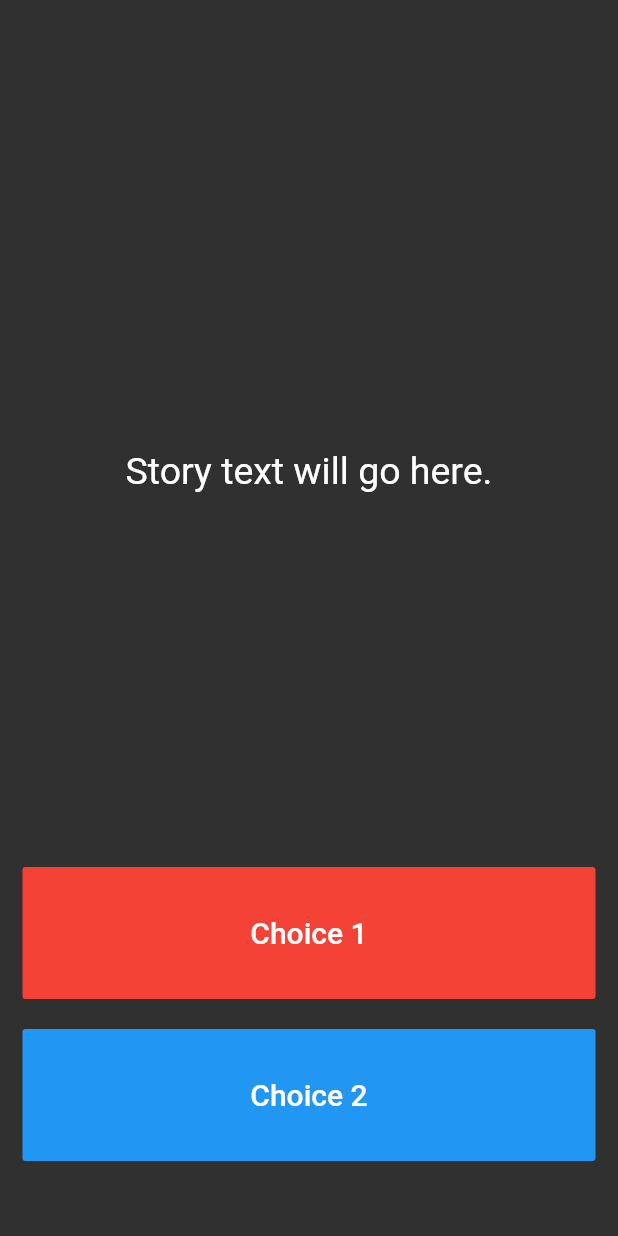
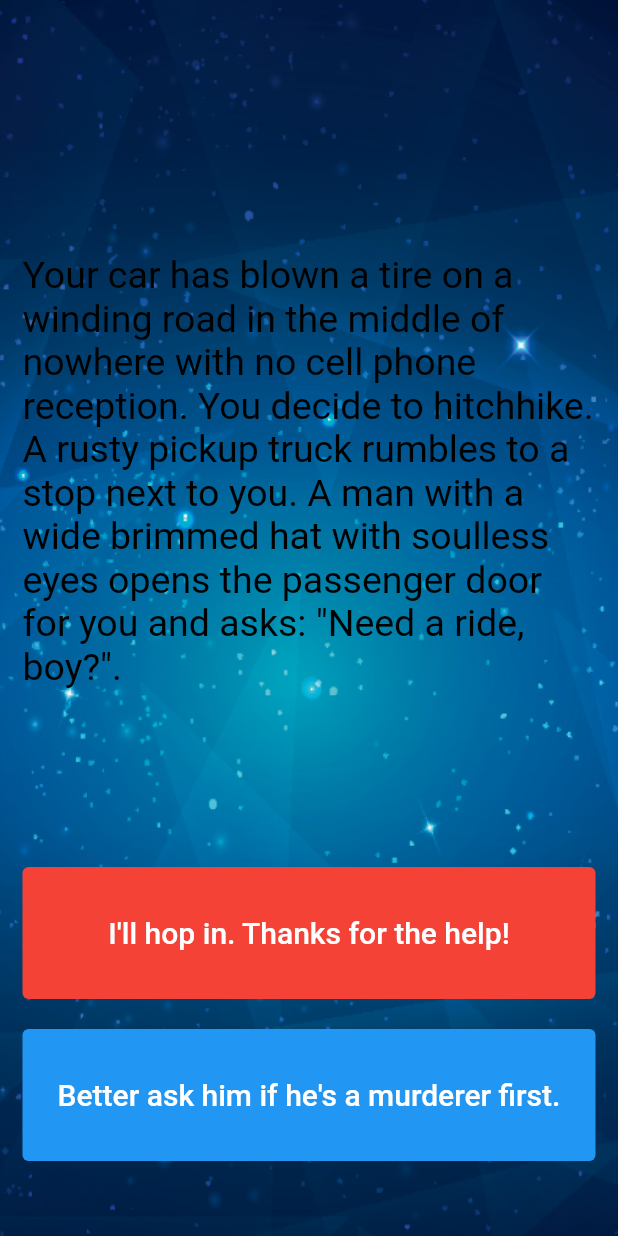
Before and after one commit to fontesrafa/Flutter-Udemy-AngelaYu, a Flutter app: the screen it shows after launch, on a phone screen of 412 x 824 dp. Run offline on Flutter 3.47's test engine with Material 2 defaults, Android fonts, the phone set to English and light mode, and no system bars; our stand-ins replace assets_audio_player.

Commit message:
Finished Destini Challenge project

```diff
--- a/destini_challenge/lib/main.dart
+++ b/destini_challenge/lib/main.dart
@@ -1,21 +1,26 @@
+import 'package:destini_challenge/story_brain.dart';
 import 'package:flutter/material.dart';
 
-//TODO: Step 15 - Run the app and see if you can see the screen update with the first story. Delete this TODO if it looks as you expected.
-
-void main() => runApp(Destini());
+void main() => runApp(const Destini());
 
 class Destini extends StatelessWidget {
+  const Destini({Key? key}) : super(key: key);
+
+  @override
   Widget build(BuildContext context) {
     return MaterialApp(
       theme: ThemeData.dark(),
-      home: StoryPage(),
+      home: const StoryPage(),
     );
   }
 }
 
-//TODO: Step 9 - Create a new storyBrain object from the StoryBrain class.
+StoryBrain storyBrain = StoryBrain();
 
 class StoryPage extends StatefulWidget {
+  const StoryPage({Key? key}) : super(key: key);
+
+  @override
   _StoryPageState createState() => _StoryPageState();
 }
 
@@ -23,10 +28,15 @@
   @override
   Widget build(BuildContext context) {
     return Scaffold(
-      body: Container(
-        //TODO: Step 1 - Add background.png to this Container as a background image.
-        padding: EdgeInsets.symmetric(vertical: 50.0, horizontal: 15.0),
-        constraints: BoxConstraints.expand(),
+      body: SafeArea(
+        child: Container(
+          decoration: const BoxDecoration(
+            image: DecorationImage(
+                image: AssetImage('assets/images/background.png'),
+                fit: BoxFit.fill),
+          ),
+          padding: const EdgeInsets.symmetric(vertical: 50.0, horizontal: 15.0),
+          constraints: const BoxConstraints.expand(),
           child: SafeArea(
             child: Column(
               crossAxisAlignment: CrossAxisAlignment.stretch,
@@ -35,9 +45,9 @@
                   flex: 12,
                   child: Center(
                     child: Text(
-                    //TODO: Step 10 - use the storyBrain to get the first story title and display it in this Text Widget.
-                    'Story text will go here.',
-                    style: TextStyle(
+                      storyBrain.getStory().storyTitle,
+                      style: const TextStyle(
+                        color: Colors.black,
                         fontSize: 25.0,
                       ),
                     ),
@@ -45,40 +55,47 @@
                 ),
                 Expanded(
                   flex: 2,
-                child: FlatButton(
-                  onPressed: () {
-                    //Choice 1 made by user.
-                    //TODO: Step 18 - Call the nextStory() method from storyBrain and pass the number 1 as the choice made by the user.
-                  },
-                  color: Colors.red,
+                  child: TextButton(
+                    style: TextButton.styleFrom(
+                      backgroundColor: Colors.red,
+                    ),
                     child: Text(
-                    //TODO: Step 13 - Use the storyBrain to get the text for choice 1.
-                    'Choice 1',
-                    style: TextStyle(
+                      storyBrain.getChoice1(),
+                      style: const TextStyle(
+                        color: Colors.white,
                         fontSize: 20.0,
                       ),
                     ),
+                    onPressed: () {
+                      setState(() {
+                        storyBrain.nextStory(1);
+                      });
+                    },
                   ),
                 ),
-              SizedBox(
+                const SizedBox(
                   height: 20.0,
                 ),
                 Expanded(
                   flex: 2,
-                //TODO: Step 26 - Use a Flutter Visibility Widget to wrap this FlatButton.
-                //TODO: Step 28 - Set the "visible" property of the Visibility Widget to equal the output from the buttonShouldBeVisible() method in the storyBrain.
-                child: FlatButton(
-                  onPressed: () {
-                    //Choice 2 made by user.
-                    //TODO: Step 19 - Call the nextStory() method from storyBrain and pass the number 2 as the choice made by the user.
-                  },
-                  color: Colors.blue,
+                  child: Visibility(
+                    visible: storyBrain.buttonShouldBeVisible(),
+                    child: TextButton(
+                      style: TextButton.styleFrom(
+                        backgroundColor: Colors.blue,
+                      ),
                       child: Text(
-                    //TODO: Step 14 - Use the storyBrain to get the text for choice 2.
-                    'Choice 2',
-                    style: TextStyle(
+                        storyBrain.getChoice2(),
+                        style: const TextStyle(
+                          color: Colors.white,
                           fontSize: 20.0,
                         ),
+                      ),
+                      onPressed: () {
+                        setState(() {
+                          storyBrain.nextStory(2);
+                        });
+                      },
                     ),
                   ),
                 ),
@@ -86,10 +103,7 @@
             ),
           ),
         ),
+      ),
     );
   }
 }
-
-//TODO: Step 24 - Run the app and try to figure out what code you need to add to this file to make the story change when you press on the choice buttons.
-
-//TODO: Step 29 - Run the app and test it against the Story Outline to make sure you've completed all the steps. The code for the completed app can be found here: https://github.com/londonappbrewery/destini-challenge-completed/
```
Also changed, not shown: destini_challenge/lib/story.dart (+6 -4 lines), destini_challenge/lib/story_brain.dart (+68 -51 lines), destini_challenge/pubspec.yaml (+4 -43 lines), destini_challenge/assets/images/background.png (added), 1 other file. Lines whose indentation alone changed are shown as unchanged.
